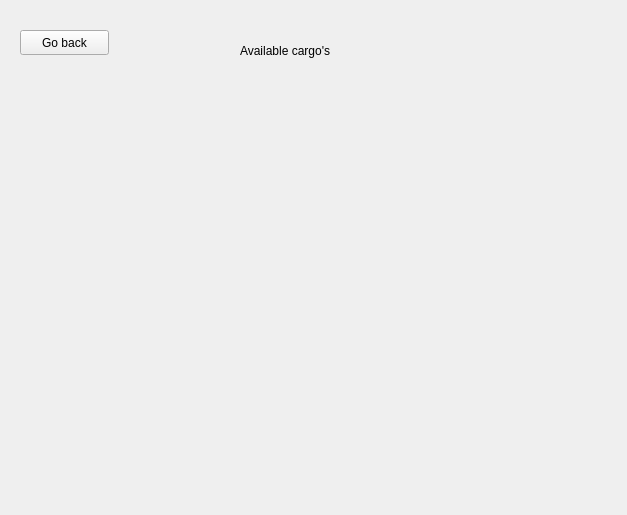
Before: the Qt Designer form sdi_app/gui/menu_forwarder.ui in FratiaXd/SDI, drawn with Qt 5.
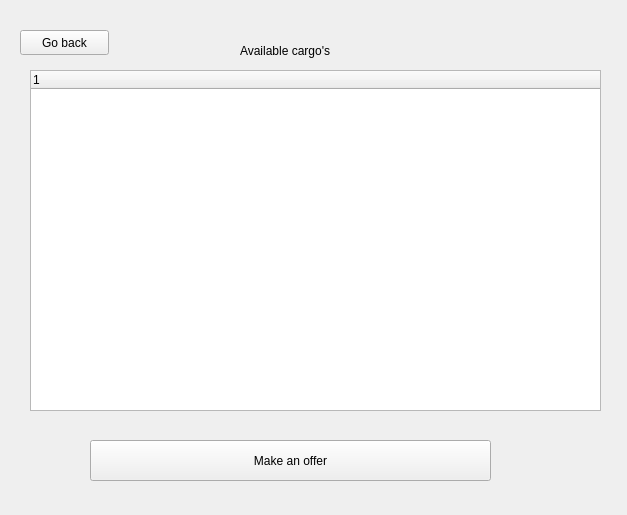
After: the same form once the commit is applied. The open tabs and pages were chosen to show the change.

Commit message: display forwarder queue

The edit to the form file:
```diff
--- a/sdi_app/gui/menu_forwarder.ui
+++ b/sdi_app/gui/menu_forwarder.ui
@@ -119,6 +119,34 @@
       <string>Go back</string>
      </property>
     </widget>
+    <widget class="QTreeWidget" name="treeWidget_2">
+     <property name="geometry">
+      <rect>
+       <x>30</x>
+       <y>70</y>
+       <width>571</width>
+       <height>341</height>
+      </rect>
+     </property>
+     <column>
+      <property name="text">
+       <string notr="true">1</string>
+      </property>
+     </column>
+    </widget>
+    <widget class="QPushButton" name="pushButton_6">
+     <property name="geometry">
+      <rect>
+       <x>90</x>
+       <y>440</y>
+       <width>401</width>
+       <height>41</height>
+      </rect>
+     </property>
+     <property name="text">
+      <string>Make an offer</string>
+     </property>
+    </widget>
    </widget>
    <widget class="QWidget" name="page_3">
     <widget class="QLabel" name="label_3">
```
The commit also changes 5 other files.
